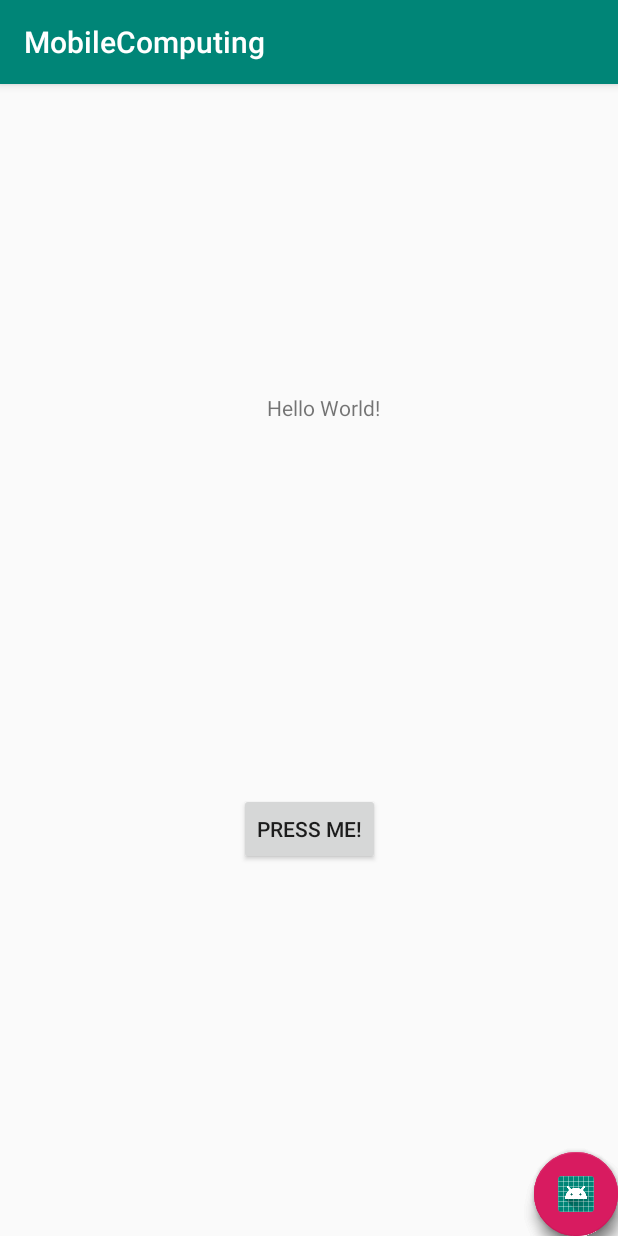
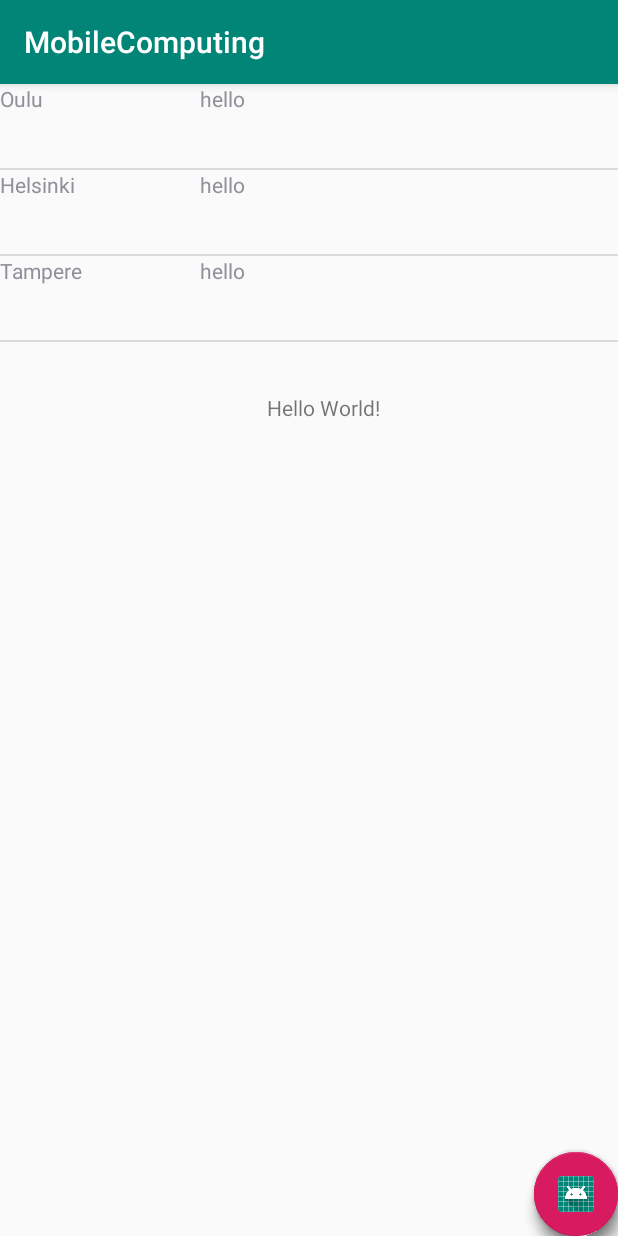
Before and after one commit to samiva/mobilecomputinglab, an Android app: the screen it shows after launch (MainActivity), on a phone screen of 412 x 824 dp. Run offline under Robolectric (Android 15) with nearby library versions, the phone set to English and light mode, and no system bars.

Commit message:
Add listview to mainactivity

```diff
--- a/app/src/main/java/com/example/mobilecomputing/MainActivity.kt
+++ b/app/src/main/java/com/example/mobilecomputing/MainActivity.kt
@@ -36,5 +36,10 @@ class MainActivity : AppCompatActivity() {
             val intent = Intent(applicationContext, MapActivity::class.java)
             startActivity(intent)
         }
+
+        val data = arrayOf("Oulu", "Helsinki", "Tampere")
+
+        val reminderAdapter = ReminderAdapter(applicationContext, data)
+        mylist.adapter = reminderAdapter
     }
 }
--- /dev/null
+++ b/app/src/main/java/com/example/mobilecomputing/ReminderAdapter.kt
@@ -0,0 +1,40 @@
+package com.example.mobilecomputing
+
+import android.content.Context
+import android.view.LayoutInflater
+import android.view.View
+import android.view.ViewGroup
+import android.widget.BaseAdapter
+import kotlinx.android.synthetic.main.list_view_item.view.*
+
+
+class ReminderAdapter(context:Context, private val list: Array<String>) : BaseAdapter() {
+
+    private val inflater : LayoutInflater = context.getSystemService(Context.LAYOUT_INFLATER_SERVICE) as LayoutInflater
+
+    override fun getView(position: Int, convertView: View?, parent: ViewGroup?): View {
+
+        val row = inflater.inflate(R.layout.list_view_item, parent, false)
+        row.itemMessage.text = list[position]
+        row.triggerItem.text = "hello"
+
+        return  row
+    }
+
+    override fun getItem(position: Int): Any {
+
+        return list[position]
+    }
+
+    override fun getItemId(position: Int): Long {
+
+
+        return position.toLong()
+    }
+
+    override fun getCount(): Int {
+
+
+        return list.size
+    }
+}
--- a/app/src/main/res/layout/activity_main.xml
+++ b/app/src/main/res/layout/activity_main.xml
@@ -20,16 +20,6 @@
         app:layout_constraintStart_toStartOf="parent"
         app:layout_constraintTop_toTopOf="parent"
         app:layout_constraintVertical_bias="0.275" />
-
-    <Button
-        android:id="@+id/test_btn"
-        android:layout_width="wrap_content"
-        android:layout_height="wrap_content"
-        android:text="Press me!"
-        app:layout_constraintBottom_toBottomOf="parent"
-        app:layout_constraintEnd_toEndOf="parent"
-        app:layout_constraintStart_toStartOf="parent"
-        app:layout_constraintTop_toBottomOf="@+id/textView" />
 
     <com.google.android.material.floatingactionbutton.FloatingActionButton
         android:id="@+id/fab_map"
@@ -58,5 +48,13 @@
         app:layout_constraintEnd_toEndOf="parent"
         app:srcCompat="@mipmap/ic_launcher" />
 
+    <ListView
+
+        android:id="@+id/mylist"
+        android:layout_width="match_parent"
+        android:layout_height="match_parent"
+        tools:layout_editor_absoluteX="1dp"
+        tools:layout_editor_absoluteY="1dp" />
+
 
 </androidx.constraintlayout.widget.ConstraintLayout>
--- /dev/null
+++ b/app/src/main/res/layout/list_view_item.xml
@@ -0,0 +1,18 @@
+<?xml version="1.0" encoding="utf-8"?>
+<LinearLayout xmlns:android="http://schemas.android.com/apk/res/android"
+    android:layout_width="match_parent"
+    android:layout_height="match_parent"
+    android:orientation="horizontal">
+
+    <TextView
+        android:id="@+id/itemMessage"
+        android:layout_width="133dp"
+        android:layout_height="56dp"
+        android:text="Reminder text" />
+
+    <TextView
+        android:id="@+id/triggerItem"
+        android:layout_width="352dp"
+        android:layout_height="50dp"
+        android:text="Trigger text" />
+</LinearLayout>
```
Also changed, not shown: app/src/main/java/com/example/mobilecomputing/AppDatabase.kt (added, +9 -0 lines), app/src/main/java/com/example/mobilecomputing/TableReminder.kt (added, +20 -0 lines).
